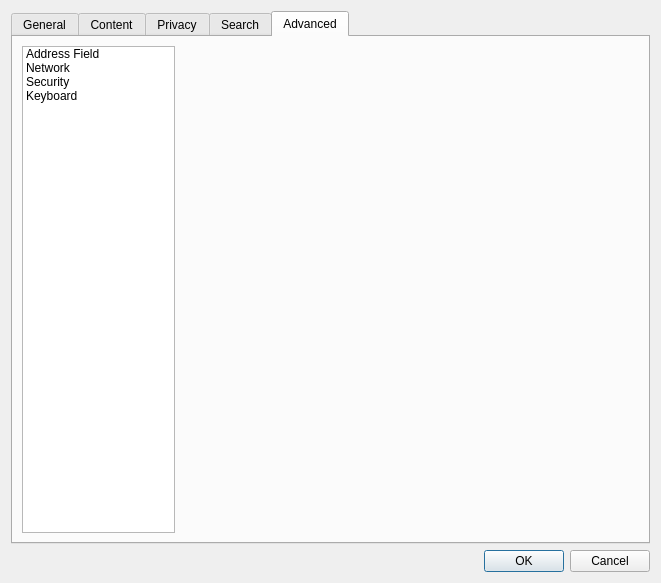
Qt form src/ui/PreferencesDialog.ui (OtterBrowser/otter-browser) before a commit.
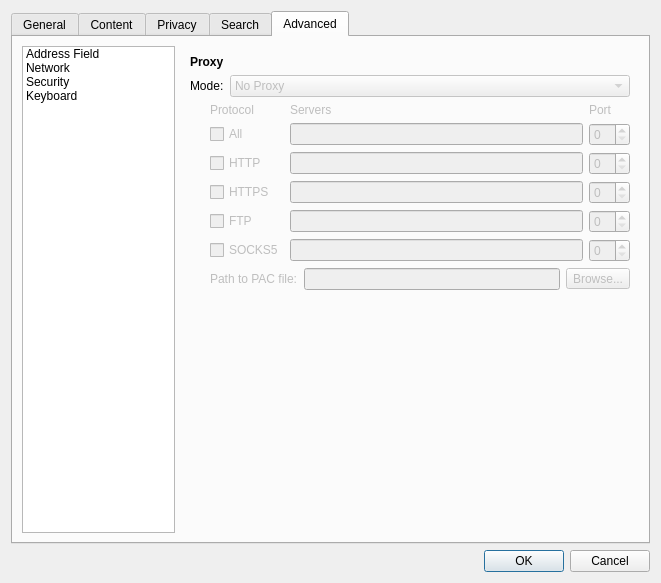
The same form after that commit. The open tabs and pages were chosen to show the change. Custom widgets are drawn as their Qt base class.

Commit message: Add draft of proxy configuration UI

```diff
--- a/src/ui/PreferencesDialog.ui
+++ b/src/ui/PreferencesDialog.ui
@@ -1357,7 +1357,279 @@
            </item>
           </layout>
          </widget>
-         <widget class="QWidget" name="networkPage"/>
+         <widget class="QWidget" name="networkPage">
+          <layout class="QVBoxLayout" name="networkPageLayout" stretch="0,0,0,1">
+           <item>
+            <widget class="QLabel" name="proxyHeader">
+             <property name="font">
+              <font>
+               <weight>75</weight>
+               <bold>true</bold>
+              </font>
+             </property>
+             <property name="text">
+              <string>Proxy</string>
+             </property>
+            </widget>
+           </item>
+           <item>
+            <layout class="QFormLayout" name="proxyModeLayout">
+             <item row="0" column="0">
+              <widget class="QLabel" name="proxyModeLabel">
+               <property name="text">
+                <string>Mode:</string>
+               </property>
+               <property name="buddy">
+                <cstring>proxyModeComboBox</cstring>
+               </property>
+              </widget>
+             </item>
+             <item row="0" column="1">
+              <widget class="QComboBox" name="proxyModeComboBox">
+               <property name="enabled">
+                <bool>false</bool>
+               </property>
+               <item>
+                <property name="text">
+                 <string>No Proxy</string>
+                </property>
+               </item>
+               <item>
+                <property name="text">
+                 <string>System Configuration</string>
+                </property>
+               </item>
+               <item>
+                <property name="text">
+                 <string>Manual Configuration</string>
+                </property>
+               </item>
+               <item>
+                <property name="text">
+                 <string>Automatic Configuration (PAC)</string>
+                </property>
+               </item>
+              </widget>
+             </item>
+            </layout>
+           </item>
+           <item>
+            <layout class="QHBoxLayout" name="proxyConfigurationLayout">
+             <item>
+              <spacer name="proxyConfigurationSpacer">
+               <property name="orientation">
+                <enum>Qt::Horizontal</enum>
+               </property>
+               <property name="sizeType">
+                <enum>QSizePolicy::Fixed</enum>
+               </property>
+               <property name="sizeHint" stdset="0">
+                <size>
+                 <width>20</width>
+                 <height>0</height>
+                </size>
+               </property>
+              </spacer>
+             </item>
+             <item>
+              <layout class="QVBoxLayout" name="proxyConfigurationModesLayout">
+               <item>
+                <widget class="QWidget" name="manualProxyConfigurationWidget" native="true">
+                 <property name="enabled">
+                  <bool>false</bool>
+                 </property>
+                 <layout class="QGridLayout" name="manualProxyConfigurationLayout">
+                  <property name="leftMargin">
+                   <number>0</number>
+                  </property>
+                  <property name="topMargin">
+                   <number>0</number>
+                  </property>
+                  <property name="rightMargin">
+                   <number>0</number>
+                  </property>
+                  <property name="bottomMargin">
+                   <number>0</number>
+                  </property>
+                  <item row="2" column="1">
+                   <widget class="QLineEdit" name="httpProxySevrversLineEdit">
+                    <property name="enabled">
+                     <bool>false</bool>
+                    </property>
+                   </widget>
+                  </item>
+                  <item row="2" column="2">
+                   <widget class="QSpinBox" name="httpProxyPortSpinBox">
+                    <property name="enabled">
+                     <bool>false</bool>
+                    </property>
+                   </widget>
+                  </item>
+                  <item row="3" column="2">
+                   <widget class="QSpinBox" name="httpsProxyPosrtSpinBox">
+                    <property name="enabled">
+                     <bool>false</bool>
+                    </property>
+                   </widget>
+                  </item>
+                  <item row="3" column="1">
+                   <widget class="QLineEdit" name="httpsProxyServersLineEdit">
+                    <property name="enabled">
+                     <bool>false</bool>
+                    </property>
+                   </widget>
+                  </item>
+                  <item row="5" column="2">
+                   <widget class="QSpinBox" name="socksProxyPortSpinBox">
+                    <property name="enabled">
+                     <bool>false</bool>
+                    </property>
+                   </widget>
+                  </item>
+                  <item row="4" column="2">
+                   <widget class="QSpinBox" name="ftpProxyPortSpinBox">
+                    <property name="enabled">
+                     <bool>false</bool>
+                    </property>
+                   </widget>
+                  </item>
+                  <item row="0" column="2">
+                   <widget class="QLabel" name="proxyPortLabel">
+                    <property name="text">
+                     <string>Port</string>
+                    </property>
+                   </widget>
+                  </item>
+                  <item row="0" column="0">
+                   <widget class="QLabel" name="proxyProtocolabel">
+                    <property name="text">
+                     <string>Protocol</string>
+                    </property>
+                   </widget>
+                  </item>
+                  <item row="0" column="1">
+                   <widget class="QLabel" name="proxyServerLabel">
+                    <property name="text">
+                     <string>Servers</string>
+                    </property>
+                   </widget>
+                  </item>
+                  <item row="4" column="0">
+                   <widget class="QCheckBox" name="ftpProxyCheckBox">
+                    <property name="text">
+                     <string>FTP</string>
+                    </property>
+                   </widget>
+                  </item>
+                  <item row="5" column="0">
+                   <widget class="QCheckBox" name="socksProxyCheckBox">
+                    <property name="text">
+                     <string>SOCKS5</string>
+                    </property>
+                   </widget>
+                  </item>
+                  <item row="2" column="0">
+                   <widget class="QCheckBox" name="httpProxyCheckBox">
+                    <property name="text">
+                     <string>HTTP</string>
+                    </property>
+                   </widget>
+                  </item>
+                  <item row="5" column="1">
+                   <widget class="QLineEdit" name="socksProxyServersLineEdit">
+                    <property name="enabled">
+                     <bool>false</bool>
+                    </property>
+                   </widget>
+                  </item>
+                  <item row="3" column="0">
+                   <widget class="QCheckBox" name="httpsProxyCheckBox">
+                    <property name="text">
+                     <string>HTTPS</string>
+                    </property>
+                   </widget>
+                  </item>
+                  <item row="4" column="1">
+                   <widget class="QLineEdit" name="ftpProxyServersLneEdit">
+                    <property name="enabled">
+                     <bool>false</bool>
+                    </property>
+                   </widget>
+                  </item>
+                  <item row="1" column="0">
+                   <widget class="QCheckBox" name="allProxyCheckBox">
+                    <property name="text">
+                     <string>All</string>
+                    </property>
+                   </widget>
+                  </item>
+                  <item row="1" column="1">
+                   <widget class="QLineEdit" name="allProxyServersLineEdit"/>
+                  </item>
+                  <item row="1" column="2">
+                   <widget class="QSpinBox" name="allProxyPortSpinBox"/>
+                  </item>
+                 </layout>
+                </widget>
+               </item>
+               <item>
+                <widget class="QWidget" name="automaticProxyConfigurationWidget" native="true">
+                 <property name="enabled">
+                  <bool>false</bool>
+                 </property>
+                 <layout class="QHBoxLayout" name="horizontalLayout_2">
+                  <property name="leftMargin">
+                   <number>0</number>
+                  </property>
+                  <property name="topMargin">
+                   <number>0</number>
+                  </property>
+                  <property name="rightMargin">
+                   <number>0</number>
+                  </property>
+                  <property name="bottomMargin">
+                   <number>0</number>
+                  </property>
+                  <item>
+                   <widget class="QLabel" name="automaticProxyConfigurationLabel">
+                    <property name="text">
+                     <string>Path to PAC file:</string>
+                    </property>
+                    <property name="buddy">
+                     <cstring>downloadsLineEdit</cstring>
+                    </property>
+                   </widget>
+                  </item>
+                  <item>
+                   <layout class="QHBoxLayout" name="browseAutomaticProxyConfigurationLayout_">
+                    <item>
+                     <widget class="QLineEdit" name="automaticProxyConfigurationLineEdit"/>
+                    </item>
+                    <item>
+                     <widget class="QToolButton" name="automaticProxyConfigurationButton">
+                      <property name="text">
+                       <string>Browse...</string>
+                      </property>
+                     </widget>
+                    </item>
+                   </layout>
+                  </item>
+                 </layout>
+                </widget>
+               </item>
+              </layout>
+             </item>
+            </layout>
+           </item>
+           <item>
+            <spacer name="networkPageSpacer">
+             <property name="orientation">
+              <enum>Qt::Vertical</enum>
+             </property>
+            </spacer>
+           </item>
+          </layout>
+         </widget>
          <widget class="QWidget" name="securityPage"/>
          <widget class="QWidget" name="keyboardPage">
           <layout class="QVBoxLayout" name="keyboardLayout">
```
Left out of the diff: 12 changed lines with no effect on the pictures.
